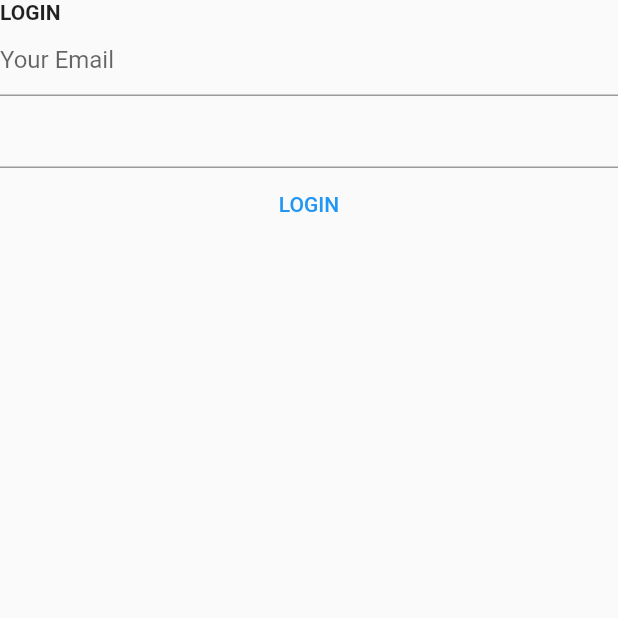
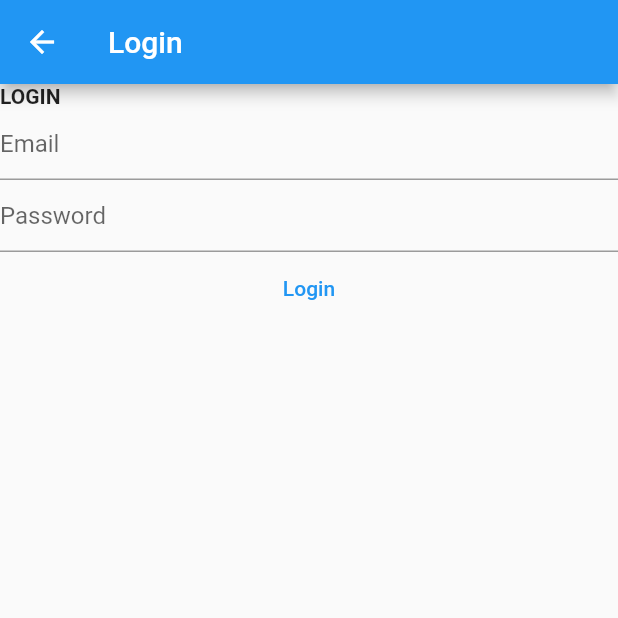
Before and after one commit to Phantom-101/smart-minutes, a Flutter app: the screen it shows after launch, after a tap on "Log In", on a phone screen of 412 x 824 dp, the top half of it. Run offline on Flutter 3.47's test engine with Material 2 defaults, Android fonts, the light colour scheme and no system bars; our stand-ins replace logger; missing offline and left inert: dart_json_mapper, dart_json_mapper_mobx, mongo_dart, reflectable; statements that could not run were skipped.

Commit message:
text editing controllers example

```diff
--- a/lib/views/login/scaffold.dart
+++ b/lib/views/login/scaffold.dart
@@ -6,6 +6,9 @@ class LoginScaffold extends StatelessWidget {
   @override
   Widget build(BuildContext context) {
     return Scaffold(
+      appBar: AppBar(
+        title: const Text('Login'),
+      ),
       body: LoginScreen(),
     );
   }
--- a/lib/views/login/view.dart
+++ b/lib/views/login/view.dart
@@ -1,28 +1,37 @@
 import 'package:flutter/material.dart';
 
 class LoginScreen extends StatelessWidget {
-  const LoginScreen({Key? key}) : super(key: key);
+  LoginScreen({Key? key}) : super(key: key);
+
+  final TextEditingController _email = TextEditingController();
+  final TextEditingController _password = TextEditingController();
+
   @override
   Widget build(BuildContext context) {
-    Size size = MediaQuery.of(context).size;
     return Column(
       crossAxisAlignment: CrossAxisAlignment.stretch,
       children: <Widget>[
-        Text(
+        const Text(
           "LOGIN",
           style: TextStyle(fontWeight: FontWeight.bold),
         ),
         TextField(
-          decoration: InputDecoration(hintText: "Your Email")
+          controller: _email,
+          decoration: const InputDecoration(hintText: "Email"),
         ),
         TextField(
-          onChanged: (value) {},
+          controller: _password,
+          decoration: const InputDecoration(hintText: "Password"),
         ),
         TextButton(
-          child: Text('LOGIN'),
-          onPressed: () {},
+          child: const Text('Login'),
+          onPressed: () => submit(),
         ),
       ],
     );
   }
+
+  void submit() {
+    // get .text from text editing controllers here
+  }
 }
--- a/lib/views/register/scaffold.dart
+++ b/lib/views/register/scaffold.dart
@@ -6,7 +6,10 @@ class RegisterScaffold extends StatelessWidget {
   @override
   Widget build(BuildContext context) {
     return Scaffold(
-      body: RegisterScreen(),
+      appBar: AppBar(
+        title: const Text('Register'),
+      ),
+      body: const RegisterScreen(),
     );
   }
 }
```
